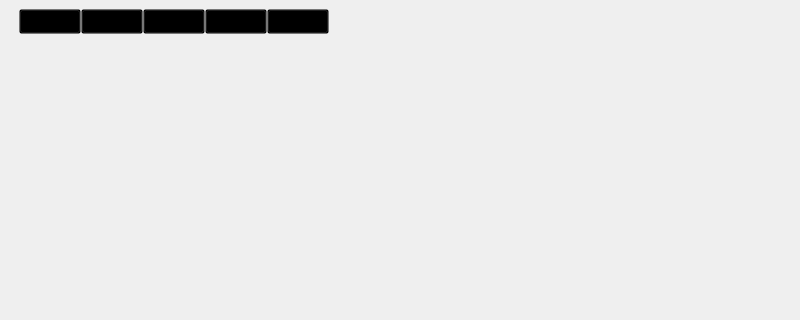
Before: the Qt Designer form Ui_MainWindow.ui in zhengyeli/littleTools, drawn with Qt 5; both pictures show x 0 to 800 and y 0 to 320 of the 800 by 600 pixel window.
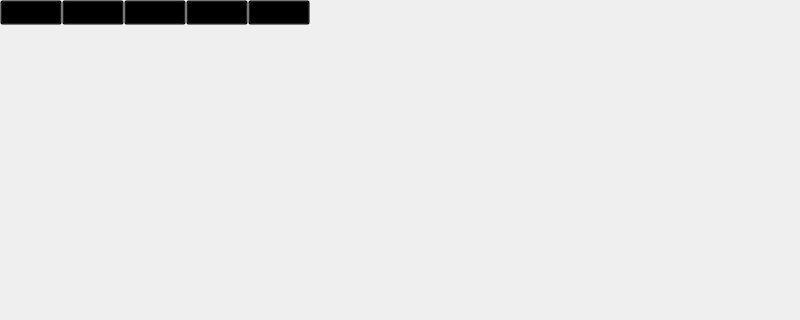
After: the same form once the commit is applied. The open tabs and pages were chosen to show the change. Icons and pictures are not drawn.

What changed in the file:
```diff
--- a/Ui_MainWindow.ui
+++ b/Ui_MainWindow.ui
@@ -21,6 +21,21 @@
   </property>
   <widget class="QWidget" name="centralwidget">
    <layout class="QVBoxLayout" name="verticalLayout">
+    <property name="spacing">
+     <number>0</number>
+    </property>
+    <property name="leftMargin">
+     <number>0</number>
+    </property>
+    <property name="topMargin">
+     <number>0</number>
+    </property>
+    <property name="rightMargin">
+     <number>0</number>
+    </property>
+    <property name="bottomMargin">
+     <number>0</number>
+    </property>
     <item>
      <widget class="QWidget" name="widgetTitle" native="true">
       <property name="sizePolicy">
@@ -31,10 +46,10 @@
       </property>
       <layout class="QHBoxLayout" name="horizontalLayout_2">
        <property name="spacing">
-        <number>10</number>
+        <number>0</number>
        </property>
        <property name="leftMargin">
-        <number>10</number>
+        <number>0</number>
        </property>
        <property name="topMargin">
         <number>0</number>
@@ -259,7 +274,23 @@
        <layout class="QVBoxLayout" name="verticalLayout_5"/>
       </widget>
       <widget class="QWidget" name="page4">
-       <layout class="QVBoxLayout" name="verticalLayout_4"/>
+       <layout class="QVBoxLayout" name="verticalLayout_4">
+        <property name="spacing">
+         <number>0</number>
+        </property>
+        <property name="leftMargin">
+         <number>0</number>
+        </property>
+        <property name="topMargin">
+         <number>0</number>
+        </property>
+        <property name="rightMargin">
+         <number>0</number>
+        </property>
+        <property name="bottomMargin">
+         <number>0</number>
+        </property>
+       </layout>
       </widget>
      </widget>
     </item>
```
Left out of the diff: 22 changed lines with no effect on the pictures.
